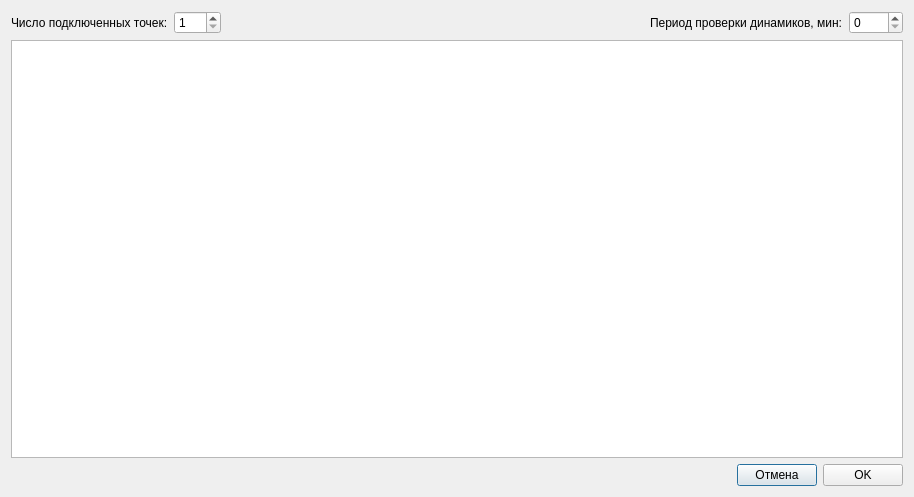
atikbif/VOIP_DISPATCHER, file dialogconfig.ui: the form before one commit.
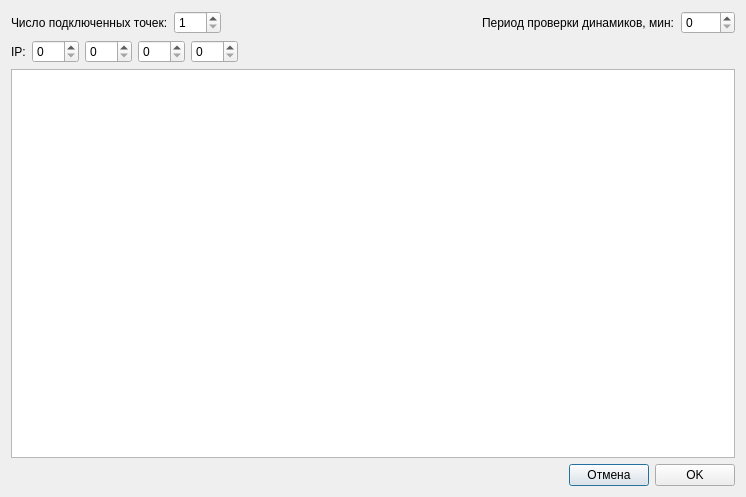
The form after the commit.

What changed in the file:
```diff
--- a/dialogconfig.ui
+++ b/dialogconfig.ui
@@ -6,7 +6,7 @@
    <rect>
     <x>0</x>
     <y>0</y>
-    <width>914</width>
+    <width>746</width>
     <height>497</height>
    </rect>
   </property>
@@ -15,8 +15,6 @@
   </property>
   <layout class="QGridLayout" name="gridLayout">
    <item row="0" column="0" colspan="3">
-    <layout class="QVBoxLayout" name="verticalLayout">
-     <item>
       <layout class="QHBoxLayout" name="horizontalLayout">
        <item>
         <widget class="QLabel" name="label">
@@ -67,12 +65,10 @@
        </item>
       </layout>
      </item>
-     <item>
+   <item row="2" column="0" colspan="3">
       <widget class="QTableWidget" name="tableWidget"/>
      </item>
-    </layout>
-   </item>
-   <item row="1" column="0">
+   <item row="3" column="0">
     <spacer name="horizontalSpacer_2">
      <property name="orientation">
       <enum>Qt::Horizontal</enum>
@@ -85,20 +81,72 @@
      </property>
     </spacer>
    </item>
-   <item row="1" column="1">
+   <item row="3" column="1">
     <widget class="QPushButton" name="pushButtonCancel">
      <property name="text">
       <string>Отмена</string>
      </property>
     </widget>
    </item>
-   <item row="1" column="2">
+   <item row="3" column="2">
     <widget class="QPushButton" name="pushButtonOK">
      <property name="text">
       <string>OK</string>
      </property>
     </widget>
    </item>
+   <item row="1" column="0" colspan="3">
+    <layout class="QHBoxLayout" name="horizontalLayout_2">
+     <item>
+      <widget class="QLabel" name="label_3">
+       <property name="text">
+        <string>IP:</string>
+       </property>
+      </widget>
+     </item>
+     <item>
+      <widget class="QSpinBox" name="spinBoxIP1">
+       <property name="maximum">
+        <number>255</number>
+       </property>
+      </widget>
+     </item>
+     <item>
+      <widget class="QSpinBox" name="spinBoxIP2">
+       <property name="maximum">
+        <number>255</number>
+       </property>
+      </widget>
+     </item>
+     <item>
+      <widget class="QSpinBox" name="spinBoxIP3">
+       <property name="maximum">
+        <number>255</number>
+       </property>
+      </widget>
+     </item>
+     <item>
+      <widget class="QSpinBox" name="spinBoxIP4">
+       <property name="maximum">
+        <number>255</number>
+       </property>
+      </widget>
+     </item>
+     <item>
+      <spacer name="horizontalSpacer_3">
+       <property name="orientation">
+        <enum>Qt::Horizontal</enum>
+       </property>
+       <property name="sizeHint" stdset="0">
+        <size>
+         <width>40</width>
+         <height>20</height>
+        </size>
+       </property>
+      </spacer>
+     </item>
+    </layout>
+   </item>
   </layout>
  </widget>
  <tabstops>
```
Lines whose indentation alone changed are shown as unchanged.
